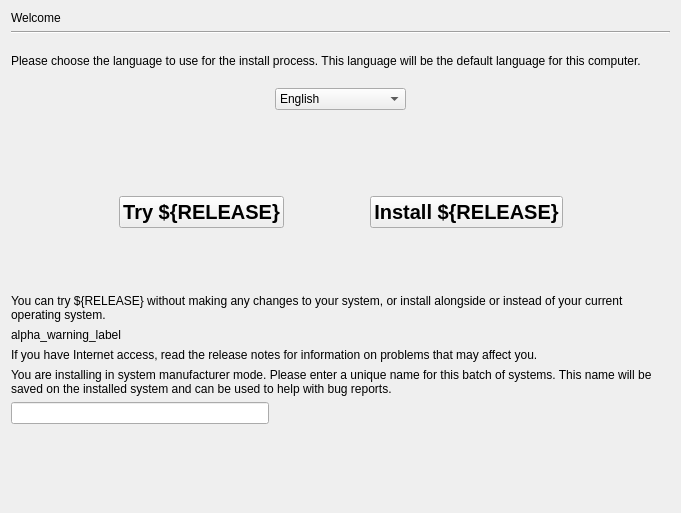
Qt form gui/qt/stepLanguage.ui (chenhan1218/ubiquity) before a commit.
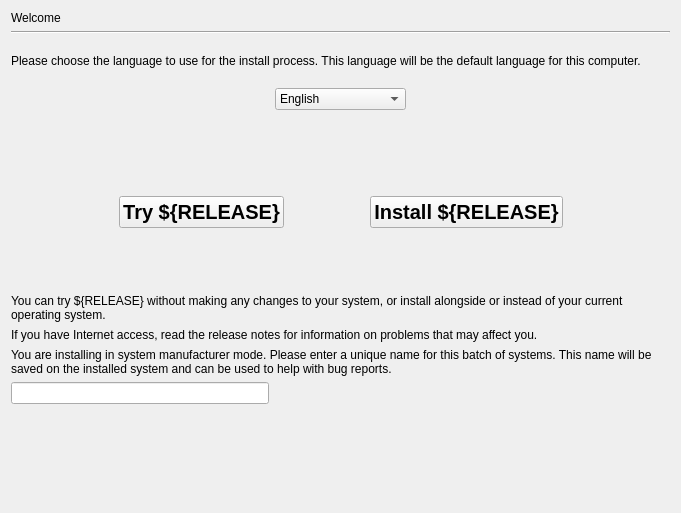
The same form after that commit.

Commit message: Remove support for the alpha warning.  This was much more useful some years back than it is now; it's only currently shown by the KDE frontend anyway; and it's one more thing to go wrong at the last minute before release.

The edit to the form file:
```diff
--- a/gui/qt/stepLanguage.ui
+++ b/gui/qt/stepLanguage.ui
@@ -27,7 +27,7 @@
      </property>
     </widget>
    </item>
-   <item row="11" column="0" colspan="5">
+   <item row="10" column="0" colspan="5">
     <widget class="QLabel" name="oem_id_label">
      <property name="text">
       <string>You are installing in system manufacturer mode. Please enter a unique name for this batch of systems. This name will be saved on the installed system and can be used to help with bug reports.</string>
@@ -76,7 +76,7 @@
      </property>
     </spacer>
    </item>
-   <item row="12" column="0" colspan="2">
+   <item row="11" column="0" colspan="2">
     <widget class="QLineEdit" name="oem_id_entry"/>
    </item>
    <item row="4" column="3" colspan="2">
@@ -135,7 +135,7 @@
      </property>
     </spacer>
    </item>
-   <item row="13" column="2">
+   <item row="12" column="2">
     <spacer name="verticalSpacer">
      <property name="orientation">
       <enum>Qt::Vertical</enum>
@@ -148,7 +148,7 @@
      </property>
     </spacer>
    </item>
-   <item row="10" column="0" colspan="5">
+   <item row="9" column="0" colspan="5">
     <widget class="QLabel" name="release_notes_label">
      <property name="text">
       <string>If you have Internet access, read the release notes for information on problems that may affect you.</string>
@@ -279,16 +279,6 @@
      </property>
     </widget>
    </item>
-   <item row="9" column="0" colspan="5">
-    <widget class="QLabel" name="alpha_warning_label">
-     <property name="text">
-      <string>alpha_warning_label</string>
-     </property>
-     <property name="wordWrap">
-      <bool>true</bool>
-     </property>
-    </widget>
-   </item>
    <item row="7" column="2">
     <spacer name="verticalSpacer_3">
      <property name="orientation">
```
The commit also changes 6 other files.
